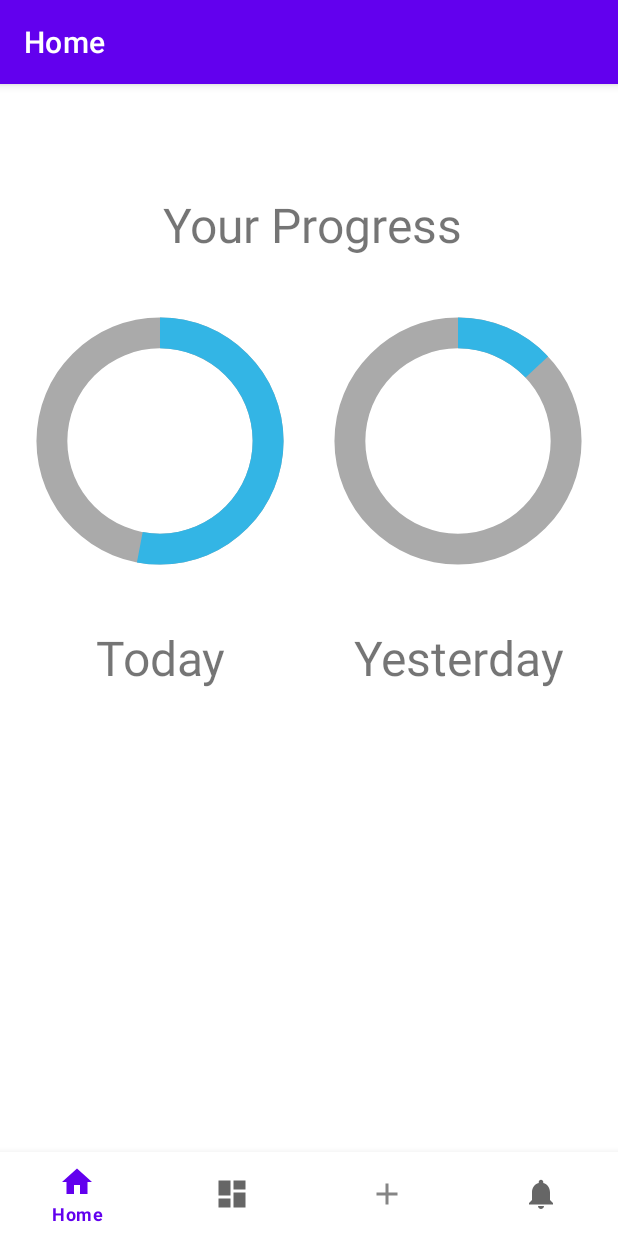
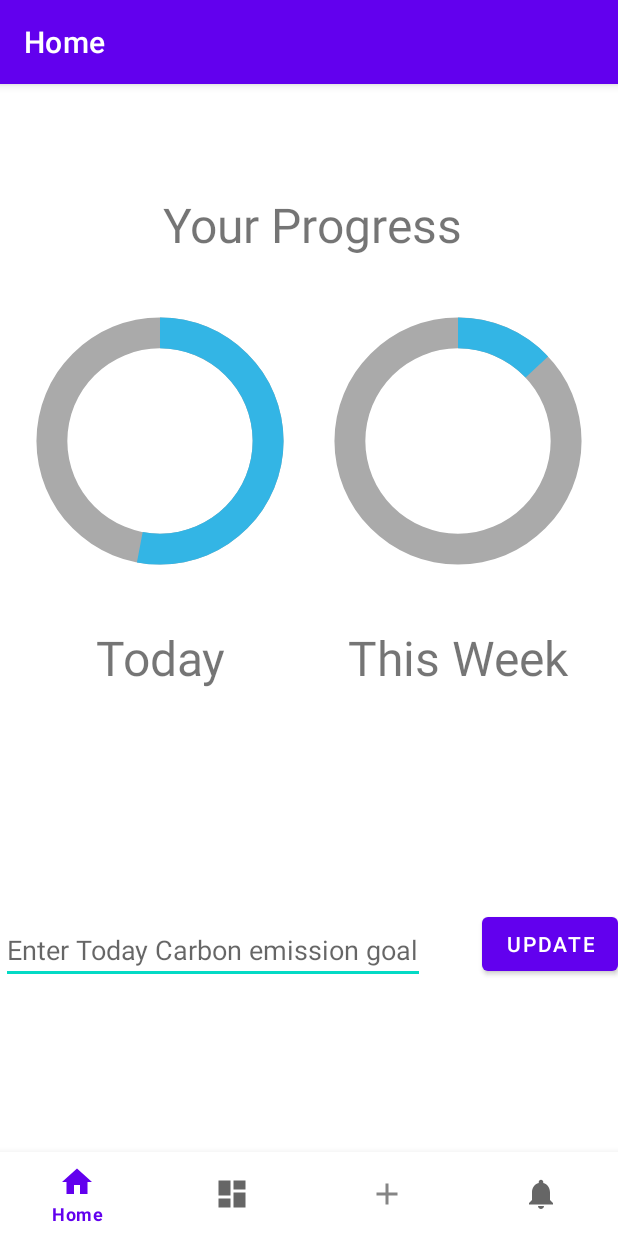
Before and after one commit to SampathLgd/CarbonCompass, an Android app: the screen it shows after launch (MainActivity), on a phone screen of 412 x 824 dp. Run offline under Robolectric (Android 15) with nearby library versions, the phone set to English and light mode, and no system bars; our stand-ins replace navigation-ui.

Commit message:
set goal

```diff
--- a/app/src/main/res/layout/fragment_home.xml
+++ b/app/src/main/res/layout/fragment_home.xml
@@ -70,10 +70,32 @@
         android:layout_height="wrap_content"
         android:layout_marginTop="16dp"
         android:gravity="center"
-        android:text="Yesterday"
+        android:text="This Week"
         android:textSize="32sp"
         app:layout_constraintTop_toBottomOf="@id/progressBar2_yesterday"
         app:layout_constraintStart_toStartOf="@id/progressBar2_yesterday"
         app:layout_constraintEnd_toEndOf="@id/progressBar2_yesterday" />
 
+    <EditText
+        android:id="@+id/today_Goal"
+        android:layout_width="wrap_content"
+        android:layout_height="wrap_content"
+        android:hint="Enter Today Carbon emission goal"
+        app:layout_constraintBottom_toBottomOf="parent"
+        app:layout_constraintEnd_toEndOf="parent"
+        app:layout_constraintHorizontal_bias="0.005"
+        app:layout_constraintStart_toStartOf="parent"
+        app:layout_constraintTop_toBottomOf="@+id/textToday"
+        app:layout_constraintVertical_bias="0.472" />
+
+    <Button
+        android:id="@+id/update"
+        android:layout_width="wrap_content"
+        android:layout_height="wrap_content"
+        android:layout_marginBottom="32dp"
+        android:text="Update"
+        app:layout_constraintBottom_toBottomOf="parent"
+        app:layout_constraintEnd_toEndOf="parent"
+        app:layout_constraintTop_toBottomOf="@+id/textToday"
+        app:layout_constraintVertical_bias="0.512" />
 </androidx.constraintlayout.widget.ConstraintLayout>
```
